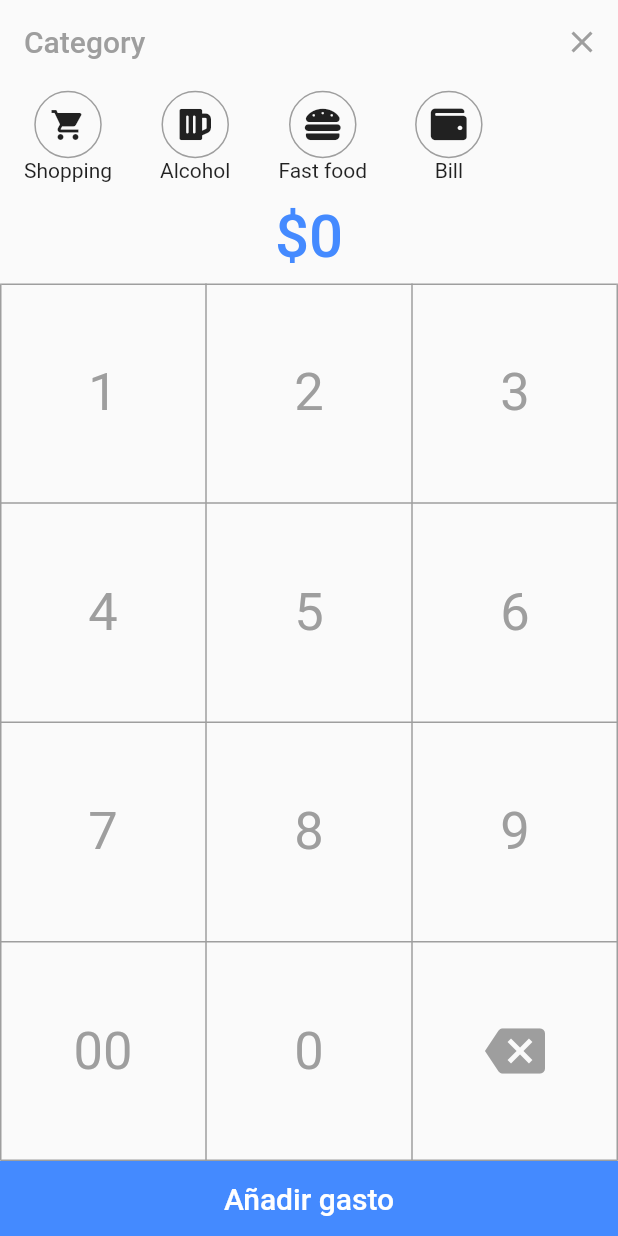
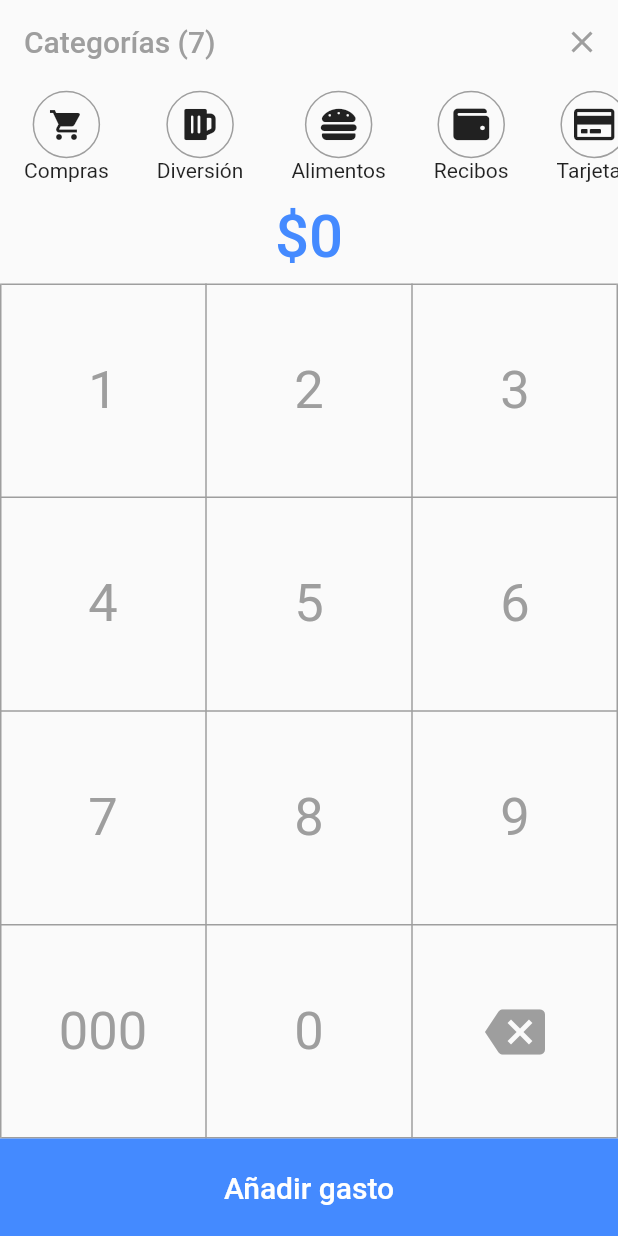
Before and after one commit to jumorap/MyWallet_FirstView, a Flutter app: the screen it shows after launch, after a tap on the "add" icon, on a phone screen of 412 x 824 dp. Run offline on Flutter 3.47's test engine with Material 2 defaults, Android fonts, the light colour scheme and no system bars; our stand-ins replace charts_flutter, cloud_firestore, font_awesome_flutter; accounts and stored records are empty.

Commit message:
Little changes was added. Visually, the app is friendly, additionally, there is new categories in "add expenses". And now, the app is completely in spanish, because the beta-users don't understand english language. But is thought translate every in dual languages.

```diff
--- a/lib/greph_widget.dart
+++ b/lib/greph_widget.dart
@@ -1,5 +1,3 @@
-import 'dart:math';
-
 import 'package:flutter/material.dart';
 import 'package:charts_flutter/flutter.dart';
 
@@ -51,12 +49,12 @@ class _GraphWidgetState extends State<GraphWidget> {
         domainFn: (value, index) => index,
         measureFn: (value, _) => value,
         data: widget.data,
-        strokeWidthPxFn: (_, __) => 4,
+        strokeWidthPxFn: (_, __) => 3,
       )
     ];
 
     return LineChart(series,
-      animate: false,
+      animate: true,
       selectionModels: [
         SelectionModelConfig(
           type: SelectionModelType.info,
@@ -67,18 +65,19 @@ class _GraphWidgetState extends State<GraphWidget> {
           tickProviderSpec: StaticNumericTickProviderSpec(
               [
                 TickSpec(0, label: '01'),
-                TickSpec(4, label: '05'),
-                TickSpec(9, label: '10'),
-                TickSpec(14, label: '15'),
-                TickSpec(19, label: '20'),
-                TickSpec(24, label: '25'),
-                TickSpec(29, label: '30'),
+                TickSpec(5, label: '06'),
+                TickSpec(10, label: '11'),
+                TickSpec(15, label: '16'),
+                TickSpec(20, label: '21'),
+                TickSpec(25, label: '26'),
+                TickSpec(30, label: '31'),
               ]
           )
       ),
       primaryMeasureAxis: NumericAxisSpec(
         tickProviderSpec: BasicNumericTickProviderSpec(
-          desiredTickCount: 4,
+          //Define the number of boxes in axis Y (eje Y)
+          desiredTickCount: 6,
         ),
       ),
     );
--- a/lib/main.dart
+++ b/lib/main.dart
@@ -1,10 +1,6 @@
-import 'package:emulateios/month_widget.dart';
 import 'package:emulateios/pages/add_page.dart';
 import 'package:emulateios/pages/home_page.dart';
 import 'package:flutter/material.dart';
-import 'package:font_awesome_flutter/font_awesome_flutter.dart';
-import 'package:charts_flutter/flutter.dart';
-import 'package:cloud_firestore/cloud_firestore.dart';
 
 
 
--- a/lib/month_widget.dart
+++ b/lib/month_widget.dart
@@ -12,7 +12,7 @@ class MonthWidget extends StatefulWidget {
   MonthWidget({Key key, this.documents}) :
       total = documents.map((doc) => doc['value'])
           .fold(0.0, (a, b) => a + b),
-      perDay = List.generate(30, (int index){
+      perDay = List.generate(31, (int index){
         return documents.where((doc) => doc['day'] == (index + 1))
             .map((doc) => doc['value'])
             .fold(0.0, (a, b) => a + b);
@@ -51,13 +51,13 @@ class _MonthWidgetState extends State<MonthWidget> {
   Widget _expenses() {
     return Column(
         children: <Widget>[
-          Text("\$${widget.total.toStringAsFixed(0)}", //Next lines give style to Text
+          Text("\$${widget.total.toStringAsFixed(0)} COP", //Next lines give style to Text
               style: TextStyle(
                   fontWeight: FontWeight.bold,
                   fontSize: 30.0
               )
           ),
-          Text("Total expenses", //Next lines give style to Text
+          Text("Gastos totales", //Next lines give style to Text
             style: TextStyle(
                 fontWeight: FontWeight.bold,
                 fontSize: 16.0,
@@ -69,10 +69,13 @@ class _MonthWidgetState extends State<MonthWidget> {
   }
 
   Widget _graph() {
-    return Container(
-      height: 180.5,
-      child: GraphWidget(
-          data: widget.perDay,
+    return Padding(
+      padding: const EdgeInsets.symmetric(horizontal: 8.0),
+      child: Container(
+        height: 180.5,
+        child: GraphWidget(
+            data: widget.perDay,
+        ),
       ),
     ); // Container
   }
@@ -86,7 +89,7 @@ class _MonthWidgetState extends State<MonthWidget> {
           fontSize: 18.0,
         ),
       ),
-      subtitle: Text("$percent% of expenses",
+      subtitle: Text("$percent% de gastos",
         style: TextStyle(
           fontSize: 14.0,
           color: Colors.blueGrey,
@@ -116,7 +119,7 @@ class _MonthWidgetState extends State<MonthWidget> {
     return Expanded(
       child: ListView.separated(
         itemCount: widget.categories.keys.length,
-        itemBuilder: (BuildContext contect, int index) {
+        itemBuilder: (BuildContext context, int index) {
           var key = widget.categories.keys.elementAt(index);
           var data = widget.categories[key];
           return _item(FontAwesomeIcons.shoppingCart, key, 100 * data ~/ widget.total , data ~/ 1);
@@ -124,7 +127,7 @@ class _MonthWidgetState extends State<MonthWidget> {
         separatorBuilder: (BuildContext context, int index) {
           return Container(
             color: Colors.blueAccent.withOpacity(0.15),
-            height: 8.0,
+            height: 4.0,
           );
         },
       ),
--- a/lib/pages/add_page.dart
+++ b/lib/pages/add_page.dart
@@ -10,7 +10,7 @@ class AddPage extends StatefulWidget {
 }
 
 class _AddPageState extends State<AddPage> {
-  String category;
+  String category = "";
   int value = 0;
 
   @override
@@ -20,7 +20,7 @@ class _AddPageState extends State<AddPage> {
         automaticallyImplyLeading: false,
         backgroundColor: Colors.transparent,
         elevation: 0.0,//We dont wanna that see the appBar
-        title: Text("Category",
+        title: Text("Categorías (7)",
           style: TextStyle(
             color: Colors.grey,
           )
@@ -58,10 +58,13 @@ class _AddPageState extends State<AddPage> {
       child: CategorySelectorWidget(//Send the categories to category_selector_widget to build images and text in top of activity
         //Send the name and image in a data structure Map
         categories: {
-          "Shopping": Icons.shopping_cart,
-          "Alcohol": FontAwesomeIcons.beer,
-          "Fast food": FontAwesomeIcons.hamburger,
-          "Bill": FontAwesomeIcons.wallet,
+          "Compras": Icons.shopping_cart,
+          "Diversión": FontAwesomeIcons.beer,
+          "Alimentos": FontAwesomeIcons.hamburger,
+          "Recibos": FontAwesomeIcons.wallet,
+          "Tarjetas": FontAwesomeIcons.creditCard,
+          "Impuestos": FontAwesomeIcons.listAlt,
+          "Imprevisto": FontAwesomeIcons.frown,
         },
         onValueChanged: (newCategory) => category = newCategory,
       ),
@@ -89,8 +92,8 @@ class _AddPageState extends State<AddPage> {
       behavior: HitTestBehavior.opaque,
         onTap: () {
           setState(() {
-            if (text == "00") {
-              value = value * 100;
+            if (text == "000") {
+              value = value * 1000;
             } else {
               value = value * 10 + int.parse(text);
             }
@@ -138,7 +141,7 @@ class _AddPageState extends State<AddPage> {
                 _num("9", height),
               ]),
               TableRow(children: [
-                _num("00", height),
+                _num("000", height),
                 _num("0", height),
                 GestureDetector(
                   //To detect the white parts in buttons, we write te next line
@@ -171,7 +174,7 @@ class _AddPageState extends State<AddPage> {
       return Hero(//Here continued the animation from home page > FloatingActionButton
         tag: "add_button",
         child: Container(
-          height: 50.0,
+          height: 65.0,
           width: double.infinity,
           decoration: BoxDecoration(color: Colors.blueAccent),
           child: MaterialButton(
@@ -197,7 +200,7 @@ class _AddPageState extends State<AddPage> {
               } else {
                 //When the condition is false, here present an message in screen. That is button
                 Scaffold.of(context).showSnackBar(
-                    SnackBar(content: Text("Asigna un valor a tu gasto")));
+                    SnackBar(content: Text("Asigna un valor válido y una categoría a tu gasto")));
               }
             },
           ),
--- a/lib/pages/home_page.dart
+++ b/lib/pages/home_page.dart
@@ -60,7 +60,7 @@ class _MyHomePageState extends State<MyHomePage> {
               ]
           )
       ),
-      //This is button blue that is in center of dock
+      //This is blue button that is in center of dock
       floatingActionButtonLocation: FloatingActionButtonLocation.centerDocked,
       floatingActionButton: FloatingActionButton(
           child: Icon(Icons.add),
```
